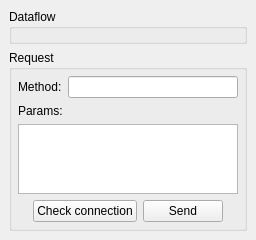
Old version of the form src/VMTD/VMTD/protocol/node/VMTDNodeProtocolHandlerForm.ui in the repository ekushko/qt-vxlan-mtd-old.
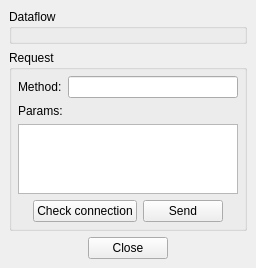
New version of the form. Icons and pictures are not drawn.

The edit to the form file:
```diff
--- a/src/VMTD/VMTD/protocol/node/VMTDNodeProtocolHandlerForm.ui
+++ b/src/VMTD/VMTD/protocol/node/VMTDNodeProtocolHandlerForm.ui
@@ -7,7 +7,7 @@
     <x>0</x>
     <y>0</y>
     <width>256</width>
-    <height>225</height>
+    <height>256</height>
    </rect>
   </property>
   <property name="maximumSize">
@@ -205,6 +205,46 @@
           </layout>
          </widget>
         </item>
+        <item>
+         <layout class="QHBoxLayout" name="hl_2">
+          <property name="topMargin">
+           <number>0</number>
+          </property>
+          <item>
+           <spacer name="_10">
+            <property name="orientation">
+             <enum>Qt::Horizontal</enum>
+            </property>
+            <property name="sizeHint" stdset="0">
+             <size>
+              <width>40</width>
+              <height>20</height>
+             </size>
+            </property>
+           </spacer>
+          </item>
+          <item>
+           <widget class="QPushButton" name="pbClose">
+            <property name="text">
+             <string>Close</string>
+            </property>
+           </widget>
+          </item>
+          <item>
+           <spacer name="_11">
+            <property name="orientation">
+             <enum>Qt::Horizontal</enum>
+            </property>
+            <property name="sizeHint" stdset="0">
+             <size>
+              <width>40</width>
+              <height>20</height>
+             </size>
+            </property>
+           </spacer>
+          </item>
+         </layout>
+        </item>
        </layout>
       </widget>
      </item>
```
